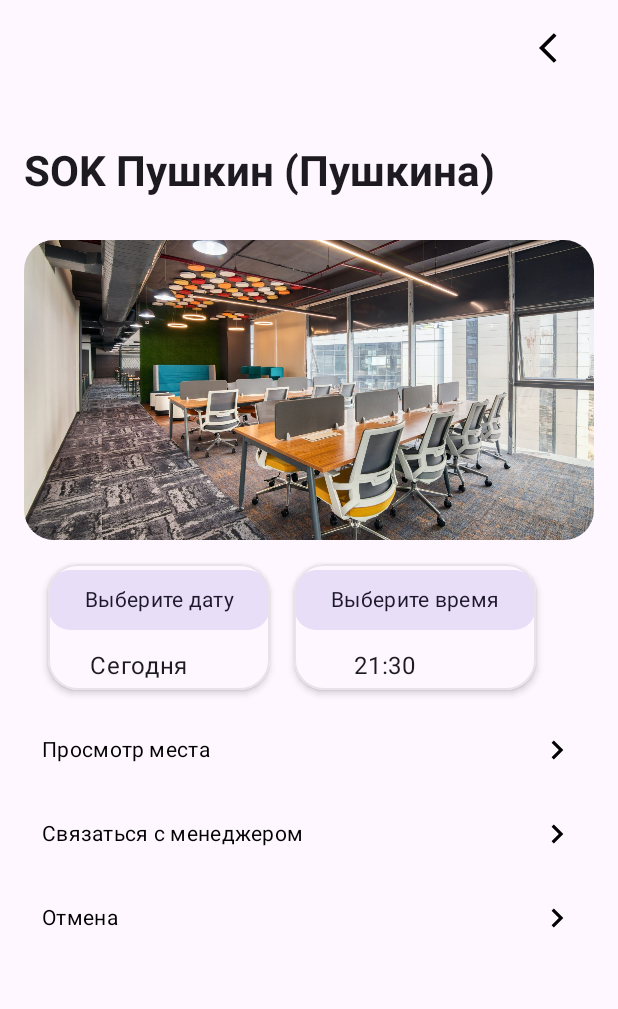
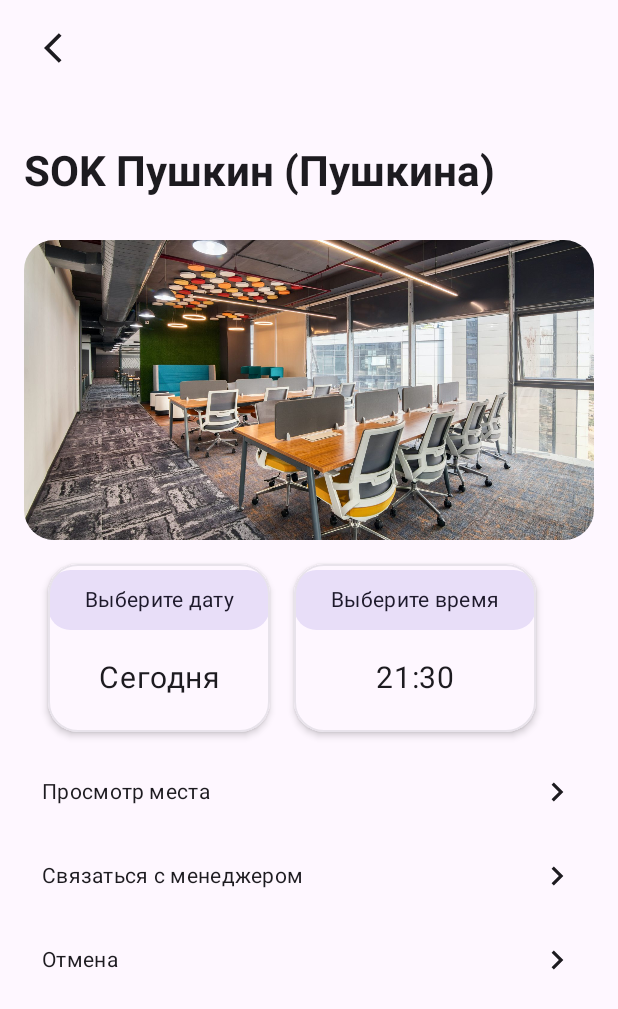
Before and after one commit to nVoxel/FlexiWorkDemo, an Android app built with Jetpack Compose: the @Preview function DetailsScreenPreviewLight, on a phone screen of 412 x 824 dp. Shown: the top 1009 px of the screen. Run offline under Robolectric (Android 15) with nearby library versions, the phone set to English and light mode, and no system bars.

Commit message:
Fix details screen

```diff
--- a/app/src/main/java/com/voxeldev/flexiworkdemo/components/BackButton.kt
+++ b/app/src/main/java/com/voxeldev/flexiworkdemo/components/BackButton.kt
@@ -1,14 +1,13 @@
 package com.voxeldev.flexiworkdemo.components
 
-import androidx.compose.foundation.Image
-import androidx.compose.foundation.layout.height
 import androidx.compose.foundation.layout.padding
-import androidx.compose.foundation.layout.width
-import androidx.compose.material3.Button
+import androidx.compose.material.icons.Icons
+import androidx.compose.material.icons.automirrored.filled.ArrowBackIos
+import androidx.compose.material3.Icon
+import androidx.compose.material3.MaterialTheme
 import androidx.compose.material3.TextButton
 import androidx.compose.runtime.Composable
 import androidx.compose.ui.Modifier
-import androidx.compose.ui.res.painterResource
 import androidx.compose.ui.res.stringResource
 import androidx.compose.ui.unit.dp
 import com.voxeldev.flexiworkdemo.R
@@ -25,9 +24,10 @@ fun BackButton(
             .padding(all = 8.dp),
         onClick = onClick,
     ) {
-        Image(
-            painter = painterResource(id = R.drawable.ic_back_button),
-            contentDescription = stringResource(id = R.string.ic_back_button)
+        Icon(
+            imageVector = Icons.AutoMirrored.Default.ArrowBackIos,
+            contentDescription = stringResource(id = R.string.ic_back_button),
+            tint = MaterialTheme.colorScheme.onSurface,
         )
     }
 }
--- a/app/src/main/java/com/voxeldev/flexiworkdemo/components/TextInfoButton.kt
+++ b/app/src/main/java/com/voxeldev/flexiworkdemo/components/TextInfoButton.kt
@@ -1,20 +1,18 @@
 package com.voxeldev.flexiworkdemo.components
 
-import androidx.compose.foundation.Image
 import androidx.compose.foundation.layout.Row
 import androidx.compose.foundation.layout.fillMaxWidth
 import androidx.compose.foundation.layout.size
-import androidx.compose.foundation.layout.width
 import androidx.compose.foundation.shape.RoundedCornerShape
-import androidx.compose.material3.FilledTonalButton
+import androidx.compose.material.icons.Icons
+import androidx.compose.material.icons.automirrored.filled.NavigateNext
+import androidx.compose.material3.Icon
 import androidx.compose.material3.MaterialTheme
 import androidx.compose.material3.Text
 import androidx.compose.material3.TextButton
 import androidx.compose.runtime.Composable
 import androidx.compose.ui.Alignment
 import androidx.compose.ui.Modifier
-import androidx.compose.ui.res.colorResource
-import androidx.compose.ui.res.painterResource
 import androidx.compose.ui.res.stringResource
 import androidx.compose.ui.text.style.TextAlign
 import androidx.compose.ui.unit.dp
@@ -42,15 +40,17 @@ fun TextInfoButton(
                 modifier = Modifier
                     .weight(1f),
                 text = text,
-                color = colorResource(id = R.color.black),
+                color = MaterialTheme.colorScheme.onSurface,
                 style = MaterialTheme.typography.bodyMedium,
                 textAlign = TextAlign.Start
             )
-            Image(
+
+            Icon(
                 modifier = Modifier
                     .size(width = 25.dp, height = 25.dp),
-                painter = painterResource(id = R.drawable.ic_next_button),
-                contentDescription = stringResource(id = R.string.ic_next_button)
+                imageVector = Icons.AutoMirrored.Default.NavigateNext,
+                contentDescription = stringResource(id = R.string.ic_next_button),
+                tint = MaterialTheme.colorScheme.onSurface,
             )
         }
 
--- a/app/src/main/java/com/voxeldev/flexiworkdemo/screens/DetailsScreen.kt
+++ b/app/src/main/java/com/voxeldev/flexiworkdemo/screens/DetailsScreen.kt
@@ -3,7 +3,6 @@ package com.voxeldev.flexiworkdemo.screens
 import android.content.res.Configuration
 import androidx.compose.foundation.Image
 import androidx.compose.foundation.layout.Arrangement
-import androidx.compose.foundation.layout.Box
 import androidx.compose.foundation.layout.Column
 import androidx.compose.foundation.layout.PaddingValues
 import androidx.compose.foundation.layout.Spacer
@@ -11,22 +10,19 @@ import androidx.compose.foundation.layout.fillMaxSize
 import androidx.compose.foundation.layout.fillMaxWidth
 import androidx.compose.foundation.layout.height
 import androidx.compose.foundation.layout.padding
-import androidx.compose.foundation.layout.width
 import androidx.compose.foundation.lazy.LazyRow
 import androidx.compose.foundation.lazy.items
 import androidx.compose.foundation.rememberScrollState
 import androidx.compose.foundation.shape.RoundedCornerShape
 import androidx.compose.foundation.verticalScroll
-import androidx.compose.material3.CardDefaults
 import androidx.compose.material3.ExperimentalMaterial3Api
 import androidx.compose.material3.LargeTopAppBar
 import androidx.compose.material3.MaterialTheme
-import androidx.compose.material3.OutlinedCard
 import androidx.compose.material3.Scaffold
 import androidx.compose.material3.Text
-import androidx.compose.runtime.Composable
 import androidx.compose.material3.TopAppBarDefaults
 import androidx.compose.material3.rememberTopAppBarState
+import androidx.compose.runtime.Composable
 import androidx.compose.runtime.getValue
 import androidx.compose.runtime.mutableIntStateOf
 import androidx.compose.runtime.mutableStateOf
@@ -34,19 +30,19 @@ import androidx.compose.runtime.saveable.rememberSaveable
 import androidx.compose.ui.Alignment
 import androidx.compose.ui.Modifier
 import androidx.compose.ui.draw.clip
-import androidx.compose.ui.draw.shadow
 import androidx.compose.ui.input.nestedscroll.nestedScroll
 import androidx.compose.ui.layout.ContentScale
 import androidx.compose.ui.res.painterResource
 import androidx.compose.ui.res.stringResource
 import androidx.compose.ui.text.font.FontWeight
-import androidx.compose.ui.text.style.LineHeightStyle
 import androidx.compose.ui.text.style.TextAlign
 import androidx.compose.ui.text.style.TextOverflow
 import androidx.compose.ui.tooling.preview.Preview
 import androidx.compose.ui.unit.dp
+import androidx.compose.ui.unit.sp
 import com.voxeldev.flexiworkdemo.R
 import com.voxeldev.flexiworkdemo.components.BackButton
+import com.voxeldev.flexiworkdemo.components.FlexiElevatedCard
 import com.voxeldev.flexiworkdemo.components.PreviewBase
 import com.voxeldev.flexiworkdemo.components.SelectButton
 import com.voxeldev.flexiworkdemo.components.TextInfoButton
@@ -80,7 +76,7 @@ fun DetailsScreen(
             .nestedScroll(connection = scrollBehavior.nestedScrollConnection),
         topBar = {
             LargeTopAppBar(
-                actions = {
+                navigationIcon = {
                     BackButton {
                         navController.navigateUp()
                     }
@@ -132,10 +128,6 @@ fun DetailsScreen(
             Spacer(modifier = Modifier.height(height = 8.dp))
 
             TextInfoButton(onClick = { /*TODO*/ }, text = "Отмена")
-
-
-
-
         }
 
     }
@@ -151,51 +143,34 @@ private fun DateSelectList(
         contentPadding = PaddingValues(horizontal = 16.dp),
         horizontalArrangement = Arrangement.spacedBy(space = 16.dp),
     ) {
-        items(items = list, key = { it.id} ) {dateSelect ->
-            DateSelectListItem(
-                dataSelect = dateSelect
-            )
+        items(items = list, key = { it.id } ) {dateSelect ->
+            DateSelectListItem(dataSelect = dateSelect)
         }
     }
 }
 
 @Composable
-private fun DateSelectListItem(
-    dataSelect: DateSelect
-) {
-    OutlinedCard(
-        modifier = Modifier
-            .shadow(
-                elevation = 3.dp,
-                shape = RoundedCornerShape(size = 20.dp)
-            ),
-        shape = RoundedCornerShape(size = 20.dp),
-        border = CardDefaults.outlinedCardBorder(enabled = false),
-        colors = CardDefaults.elevatedCardColors(containerColor = MaterialTheme.colorScheme.background),
-    ) {
+private fun DateSelectListItem(dataSelect: DateSelect) {
+    FlexiElevatedCard {
         Column(
-            modifier = Modifier
-
+            horizontalAlignment = Alignment.CenterHorizontally,
         ) {
             SelectButton(
                 text = dataSelect.selectTitle,
                 onClick = {}
             )
 
-            Spacer(modifier = Modifier.height(height = 8.dp))
-
+            Spacer(modifier = Modifier.height(height = 16.dp))
 
             Text(
-                modifier = Modifier
-                    .width(width = 120.dp),
                 text = dataSelect.selectDate,
                 overflow = TextOverflow.Ellipsis,
                 style = MaterialTheme.typography.bodyLarge,
-                textAlign = TextAlign.Center
+                textAlign = TextAlign.Center,
+                fontSize = 20.sp,
             )
 
-            Spacer(modifier = Modifier.height(height = 4.dp))
-
+            Spacer(modifier = Modifier.height(height = 24.dp))
         }
     }
 }
--- a/app/src/main/res/drawable/ic_back_button.xml
+++ /dev/null
@@ -1,5 +0,0 @@
-<vector xmlns:android="http://schemas.android.com/apk/res/android" android:autoMirrored="true" android:height="24dp" android:tint="#000000" android:viewportHeight="24" android:viewportWidth="24" android:width="24dp">
-
-    <path android:fillColor="@android:color/white" android:pathData="M11.67,3.87L9.9,2.1 0,12l9.9,9.9 1.77,-1.77L3.54,12z"/>
-
-</vector>
--- a/app/src/main/res/drawable/ic_next_button.xml
+++ /dev/null
@@ -1,5 +0,0 @@
-<vector xmlns:android="http://schemas.android.com/apk/res/android" android:height="24dp" android:tint="#000000" android:viewportHeight="24" android:viewportWidth="24" android:width="24dp">
-
-    <path android:fillColor="@android:color/white" android:pathData="M10,6L8.59,7.41 13.17,12l-4.58,4.59L10,18l6,-6z"/>
-
-</vector>
--- a/app/src/main/res/drawable/ic_search.xml
+++ /dev/null
@@ -1,5 +0,0 @@
-<vector xmlns:android="http://schemas.android.com/apk/res/android" android:height="24dp" android:tint="#000000" android:viewportHeight="24" android:viewportWidth="24" android:width="24dp">
-
-    <path android:fillColor="@android:color/white" android:pathData="M15.5,14h-0.79l-0.28,-0.27C15.41,12.59 16,11.11 16,9.5 16,5.91 13.09,3 9.5,3S3,5.91 3,9.5 5.91,16 9.5,16c1.61,0 3.09,-0.59 4.23,-1.57l0.27,0.28v0.79l5,4.99L20.49,19l-4.99,-5zM9.5,14C7.01,14 5,11.99 5,9.5S7.01,5 9.5,5 14,7.01 14,9.5 11.99,14 9.5,14z"/>
-
-</vector>
```
